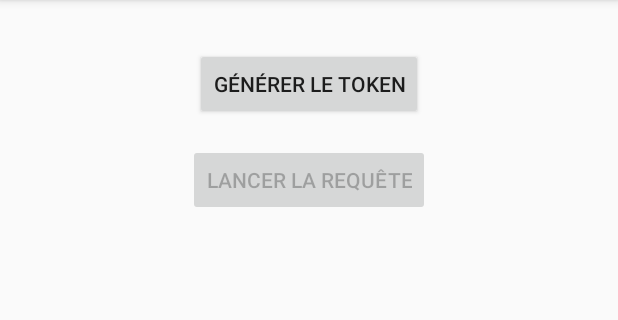
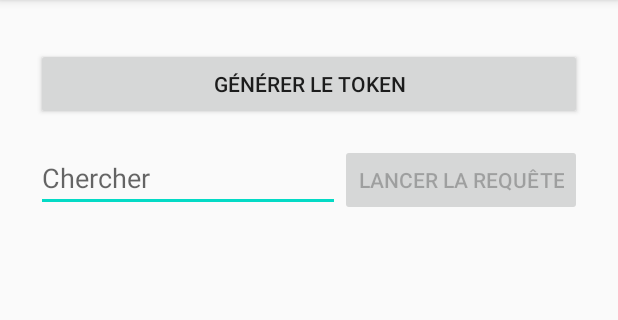
Before and after one commit to AymericLeFeyer/TAC, an Android app: the screen it shows after launch (MainActivity), on a phone screen of 412 x 824 dp, the part 84-404 px from its top. Run offline under Robolectric (Android 15) with nearby library versions, the phone set to English and light mode, and no system bars; pictures from the network do not load.

```diff
--- a/Listify/app/src/main/java/fr/leftac/listify/view/SearchFragment.java
+++ b/Listify/app/src/main/java/fr/leftac/listify/view/SearchFragment.java
@@ -5,6 +5,7 @@ import android.view.LayoutInflater;
 import android.view.View;
 import android.view.ViewGroup;
 import android.widget.Button;
+import android.widget.EditText;
 import android.widget.TextView;
 import android.widget.Toast;
 
@@ -29,6 +30,7 @@ public class SearchFragment extends Fragment implements Controller.TrackCallback
     private RecyclerView list;
     private TrackAdapter listAdapter;
     private RecyclerView.LayoutManager listLayoutManager;
+    private EditText artistField;
 
     @Override
     public void onCreate(Bundle savedInstanceState) {
@@ -47,6 +49,7 @@ public class SearchFragment extends Fragment implements Controller.TrackCallback
         tokenButton = view.findViewById(R.id.tokenButton);
         searchButton = view.findViewById(R.id.searchButton);
         list = view.findViewById(R.id.list);
+        artistField = view.findViewById(R.id.artist);
 
         // Init variables
         tracks = new ArrayList<>();
@@ -73,9 +76,14 @@ public class SearchFragment extends Fragment implements Controller.TrackCallback
         });
 
         searchButton.setOnClickListener(v -> {
-            tracks = new ArrayList<>();
-            controller = new Controller(this);
-            controller.searchTracks("orelsan");
+            if (!artistField.getText().toString().equals("")) {
+                tracks = new ArrayList<>();
+                controller = new Controller(this);
+                controller.searchTracks(artistField.getText().toString());
+            } else {
+                Toast.makeText(getActivity(), getString(R.string.empty_searchfield), Toast.LENGTH_SHORT).show();
+            }
+
 
         });
 
--- a/Listify/app/src/main/res/layout/fragment_search.xml
+++ b/Listify/app/src/main/res/layout/fragment_search.xml
@@ -6,34 +6,57 @@
     android:layout_height="match_parent"
     tools:context=".view.MainActivity">
 
+    <LinearLayout
+        android:id="@+id/linearLayout"
+        android:layout_width="match_parent"
+        android:layout_height="0dp"
+        android:layout_marginStart="24dp"
+        android:layout_marginEnd="24dp"
+        android:orientation="vertical"
+        app:layout_constraintEnd_toEndOf="parent"
+        app:layout_constraintStart_toStartOf="parent"
+        app:layout_constraintTop_toTopOf="parent">
+
         <Button
             android:id="@+id/tokenButton"
-        android:layout_width="wrap_content"
+            android:layout_width="match_parent"
             android:layout_height="wrap_content"
             android:layout_marginTop="32dp"
-        android:text="Générer le token"
-        app:layout_constraintEnd_toEndOf="parent"
-        app:layout_constraintStart_toStartOf="parent"
-        app:layout_constraintTop_toTopOf="parent" />
+            android:text="Générer le token" />
+
+        <LinearLayout
+            android:layout_width="match_parent"
+            android:layout_height="match_parent"
+            android:orientation="horizontal">
+
+            <EditText
+                android:id="@+id/artist"
+                android:layout_width="match_parent"
+                android:layout_height="wrap_content"
+                android:layout_marginTop="16dp"
+                android:layout_weight="1"
+                android:ems="10"
+                android:hint="Chercher"
+                android:inputType="text" />
 
             <Button
                 android:id="@+id/searchButton"
                 android:layout_width="wrap_content"
                 android:layout_height="wrap_content"
                 android:layout_marginTop="16dp"
-        android:text="Lancer la requête"
-        app:layout_constraintEnd_toEndOf="parent"
-        app:layout_constraintStart_toStartOf="parent"
-        app:layout_constraintTop_toBottomOf="@+id/tokenButton" />
+                android:text="Lancer la requête" />
+        </LinearLayout>
+
+    </LinearLayout>
 
     <androidx.recyclerview.widget.RecyclerView
         android:id="@+id/list"
         android:layout_width="match_parent"
         android:layout_height="0dp"
-        android:layout_marginTop="32dp"
+        android:layout_marginTop="16dp"
         app:layout_constraintBottom_toBottomOf="parent"
         app:layout_constraintEnd_toEndOf="parent"
         app:layout_constraintStart_toStartOf="parent"
-        app:layout_constraintTop_toBottomOf="@+id/searchButton" />
+        app:layout_constraintTop_toBottomOf="@+id/linearLayout" />
 
 </androidx.constraintlayout.widget.ConstraintLayout>
--- a/Listify/app/src/main/res/values/strings.xml
+++ b/Listify/app/src/main/res/values/strings.xml
@@ -1,5 +1,4 @@
 <resources>
     <string name="app_name">Listify</string>
-    <!-- TODO: Remove or change this placeholder text -->
-    <string name="hello_blank_fragment">Hello blank fragment</string>
+    <string name="empty_searchfield">Veuillez compléter le champ</string>
 </resources>
```
Also changed, not shown: Listify/app/src/main/java/fr/leftac/listify/model/pojo/Album.java (+12 -8 lines), Listify/app/src/main/java/fr/leftac/listify/model/pojo/Artist.java (+7 -4 lines), Listify/app/src/main/java/fr/leftac/listify/model/pojo/Track.java (+30 -8 lines), Listify/app/src/main/res/layout/track_item.xml (+8 -3 lines). Lines whose indentation alone changed are shown as unchanged.
